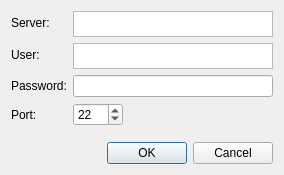
The window that WGT/settings.ui (gexadax/WGTimeout) describes before a commit, drawn with Qt 5.
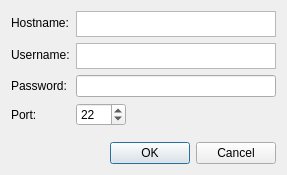
The same window after the commit.

Commit message: Added users output to the ListView window

```diff
--- a/WGT/settings.ui
+++ b/WGT/settings.ui
@@ -19,7 +19,7 @@
      <item row="0" column="0">
       <widget class="QLabel" name="label_server">
        <property name="text">
-        <string>Server:</string>
+        <string>Hostname:</string>
        </property>
       </widget>
      </item>
@@ -42,7 +42,7 @@
      <item row="1" column="0">
       <widget class="QLabel" name="label_user">
        <property name="text">
-        <string>User:</string>
+        <string>Username:</string>
        </property>
       </widget>
      </item>
```
Left out of the diff: 16 changed lines with no effect on the pictures. The commit also changes 10 other files.
